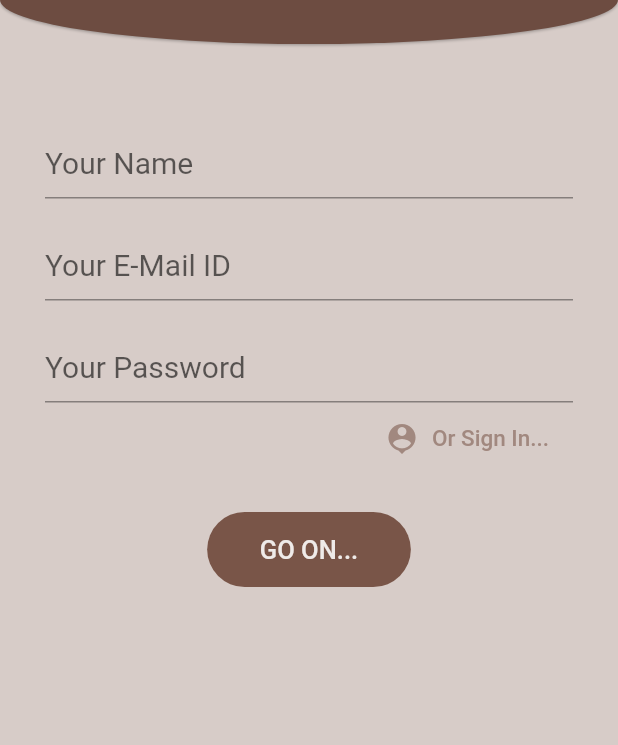
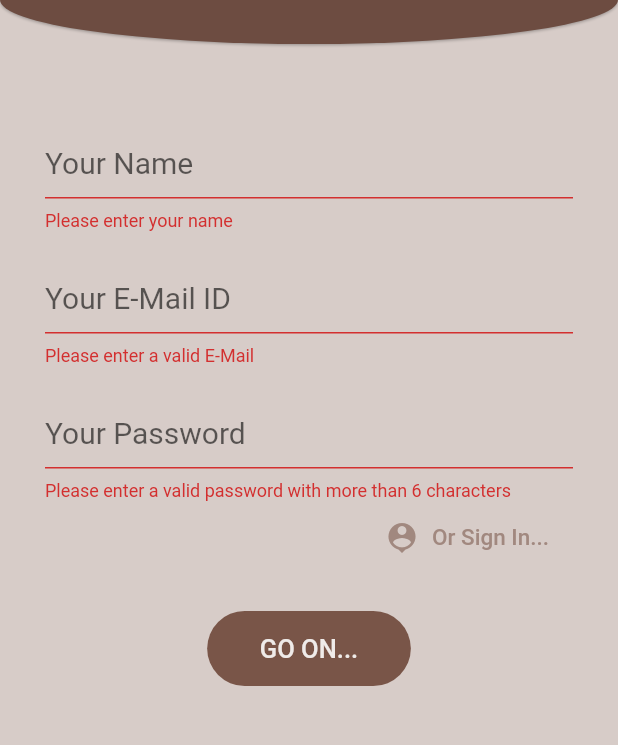
Before and after one commit to aish0509/crew_brew, a Flutter app: the SignUp screen opened directly, after a tap on "GO ON...", on a phone screen of 412 x 824 dp, the part 76-821 px from its top. Run offline on Flutter 3.47's test engine with Material 2 defaults, Android fonts, the phone set to English and light mode, and no system bars; our stand-ins replace firebase_auth; accounts and stored records are empty.

Commit message:
email pwd sign up +validation

```diff
--- a/lib/screens/authenticate/authenticate.dart
+++ b/lib/screens/authenticate/authenticate.dart
@@ -18,7 +18,10 @@ class _AuthenticateState extends State<Authenticate> {
   @override
   Widget build(BuildContext context) {
     if (showSignIn == true) {
-      return SafeArea(child: SignIn(toggleView: toggleView));
+      return SafeArea(
+          child: SignIn(
+        toggleView: toggleView,
+      ));
     } else {
       return SafeArea(
           child: SignUp(
--- a/lib/screens/authenticate/sign_up.dart
+++ b/lib/screens/authenticate/sign_up.dart
@@ -14,6 +14,8 @@ class _SignUpState extends State<SignUp> {
   String email;
   String pwd;
   String name;
+  String error = '';
+  final _formKey = GlobalKey<FormState>();
 
   @override
   Widget build(BuildContext context) {
@@ -39,6 +41,7 @@ class _SignUpState extends State<SignUp> {
         child: Container(
           padding: EdgeInsets.all(30.0),
           child: Form(
+            key: _formKey,
             child: Column(
               children: [
                 SizedBox(
@@ -54,6 +57,13 @@ class _SignUpState extends State<SignUp> {
                   cursorColor: Colors.brown[800],
                   cursorWidth: 2.0,
                   style: TextStyle(color: Colors.brown[800], fontSize: 20.0),
+                  validator: (value) {
+                    if (value.isEmpty == true) {
+                      return 'Please enter your name';
+                    } else {
+                      return null;
+                    }
+                  },
                   onChanged: (value) {
                     setState(() {
                       name = value;
@@ -100,6 +110,13 @@ class _SignUpState extends State<SignUp> {
                   cursorWidth: 2.0,
                   style: TextStyle(color: Colors.brown[800], fontSize: 20.0),
                   obscureText: true,
+                  validator: (value) {
+                    if (value.length < 6) {
+                      return 'Please enter a valid password with more than 6 characters';
+                    } else {
+                      return null;
+                    }
+                  },
                   onChanged: (value) {
                     setState(() {
                       pwd = value;
@@ -140,10 +157,23 @@ class _SignUpState extends State<SignUp> {
                   ),
                   color: Colors.brown[500],
                   onPressed: () async {
-                    print(email);
-                    print(pwd);
+                    if (_formKey.currentState.validate() == true) {
+                      dynamic result =
+                          await _authS.registerWithEmailPwd(email, pwd);
+                      if (result == null) {
+                        setState(() {
+                          error = "Please Supply a valid E-mail";
+                        });
+                      }
+                    }
                   },
                 ),
+                SizedBox(
+                    height: 30.0,
+                    child: Text(
+                      error,
+                      style: TextStyle(color: Colors.red),
+                    ))
               ],
             ),
           ),
```
Also changed, not shown: lib/screens/authenticate/sign_in.dart (+39 -7 lines), lib/services/auth.dart (+11 -0 lines).
